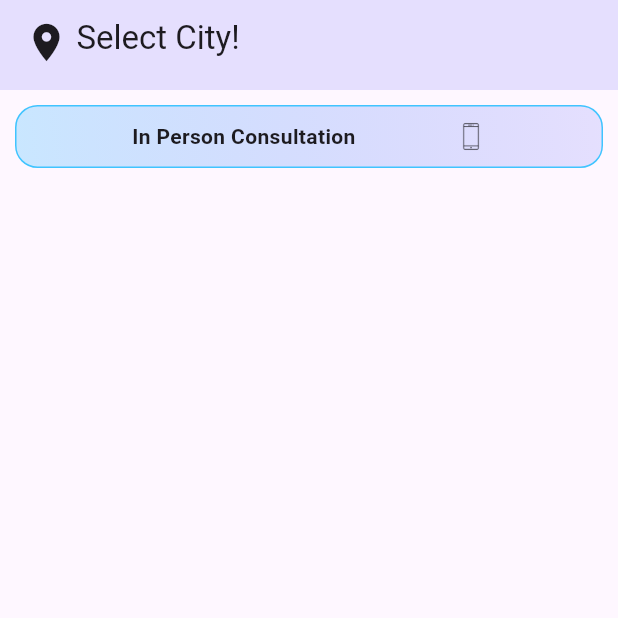
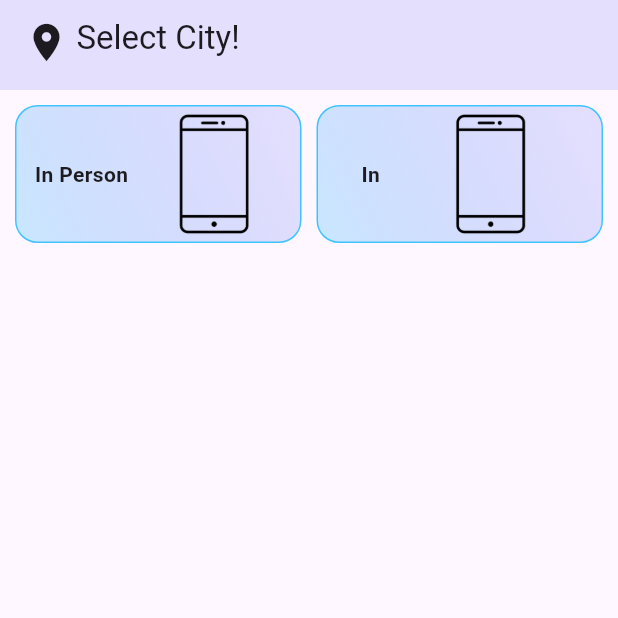
Before and after one commit to MetalZeroTwo/practo, a Flutter app: the screen it shows after launch, on a phone screen of 412 x 824 dp, the top half of it. Run offline on Flutter 3.47's test engine with Material 3 defaults, Android fonts, the phone set to English and light mode, and no system bars; our stand-ins replace csv.

Commit message:
mnor adjustment on searchbar and homescreen

```diff
--- a/lib/homepage.dart
+++ b/lib/homepage.dart
@@ -70,12 +70,12 @@ class _HomePageState extends State<HomePage> {
                   children: [
                     Flexible(
                       child: Container(
-                        padding: EdgeInsets.only(
-                          top: 10,
-                          bottom: 10,
-                          left: 10,
-                          right: 10,
-                        ),
+                        // padding: EdgeInsets.only(
+                        //   top: 10,
+                        //   bottom: 10,
+                        //   left: 10,
+                        //   right: 10,
+                        // ),
                         decoration: BoxDecoration(
                           border: Border.all(
                             width: 1,
@@ -92,14 +92,14 @@ class _HomePageState extends State<HomePage> {
                           mainAxisAlignment: MainAxisAlignment.spaceEvenly,
                           children: [
                             Text(
-                              "In Person Consultation",
+                              "In Person",
                               style: TextStyle(fontWeight: FontWeight.bold),
                               softWrap: true,
                             ),
                             Image.asset(
                               'assets/images/smartphone.png',
-                              height: 20,
-                              width: 20,
+                              height: 90,
+                              //width: 20,
                               fit: BoxFit.contain,
                             ),
                           ],
@@ -107,34 +107,44 @@ class _HomePageState extends State<HomePage> {
                       ),
                     ),
 
-                    // Flexible(
-                    //   child: Container(
-                    //     padding: EdgeInsets.only(
-                    //       top: 30,
-                    //       bottom: 30,
-                    //       left: 50,
-                    //       right: 50,
-                    //     ),
-                    //     decoration: BoxDecoration(
-                    //       border: Border.all(
-                    //         width: 1,
-                    //         color: Colors.lightBlueAccent,
-                    //       ),
-                    //       color: Colors.lightGreen,
-                    //       gradient: LinearGradient(
-                    //         begin: Alignment.bottomLeft,
-                    //         end: Alignment.topRight,
-                    //         colors: [Color(0xFFc9e7ff), Color(0x66bfbcfc)],
-                    //       ),
-                    //       borderRadius: BorderRadius.circular(15),
-                    //     ),
-                    //     child: Text(
-                    //       "In Person Consultation",
-                    //       style: TextStyle(fontWeight: FontWeight.bold),
-                    //       softWrap: true,
-                    //     ),
-                    //   ),
-                    // ),
+                    Flexible(
+                      child: Container(
+                        // padding: EdgeInsets.only(
+                        //   top: 10,
+                        //   bottom: 10,
+                        //   left: 10,
+                        //   right: 10,
+                        // ),
+                        decoration: BoxDecoration(
+                          border: Border.all(
+                            width: 1,
+                            color: Colors.lightBlueAccent,
+                          ),
+                          gradient: LinearGradient(
+                            begin: Alignment.bottomLeft,
+                            end: Alignment.topRight,
+                            colors: [Color(0xFFc9e7ff), Color(0x66bfbcfc)],
+                          ),
+                          borderRadius: BorderRadius.circular(15),
+                        ),
+                        child: Row(
+                          mainAxisAlignment: MainAxisAlignment.spaceEvenly,
+                          children: [
+                            Text(
+                              "In",
+                              style: TextStyle(fontWeight: FontWeight.bold),
+                              softWrap: true,
+                            ),
+                            Image.asset(
+                              'assets/images/smartphone.png',
+                              height: 90,
+                              //width: 20,
+                              fit: BoxFit.contain,
+                            ),
+                          ],
+                        ),
+                      ),
+                    ),
                   ],
                 ),
               ],
--- a/lib/location/location_view.dart
+++ b/lib/location/location_view.dart
@@ -48,9 +48,11 @@ class _LocationViewState extends State<LocationView> {
       body: Column(
         mainAxisAlignment: MainAxisAlignment.start,
         children: [
-          SizedBox(height: 10),
+          //SizedBox(height: 10),
 
-          TextField(
+          Container(
+            padding: EdgeInsets.only(top: 8,bottom: 8, left: 8,right: 8),
+            child: TextField(
               decoration: InputDecoration(
                 contentPadding: EdgeInsets.all(10),
                 hintText: "Enter City name here",
@@ -65,6 +67,7 @@ class _LocationViewState extends State<LocationView> {
                   filteredLocations = controller.filterCities(val);
                 });
               },
+            ),
           ),
 
           Expanded(
--- a/pubspec.yaml
+++ b/pubspec.yaml
@@ -61,7 +61,7 @@ flutter:
   # To add assets to your application, add an assets section, like this:
   assets:
     - assets/in.csv
-    - assets/images
+    - assets/images/
 
   #   - images/a_dot_ham.jpeg
 
```
Lines whose indentation alone changed are shown as unchanged.
